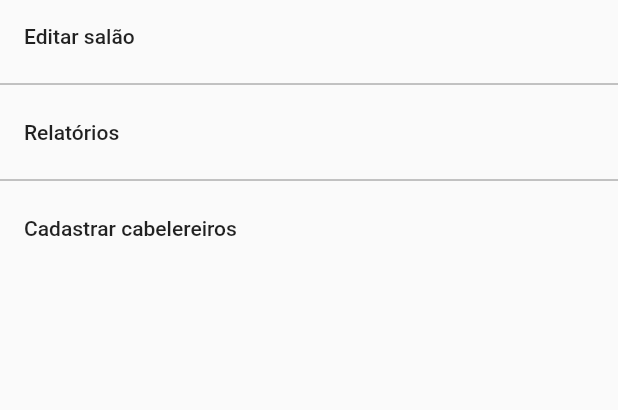
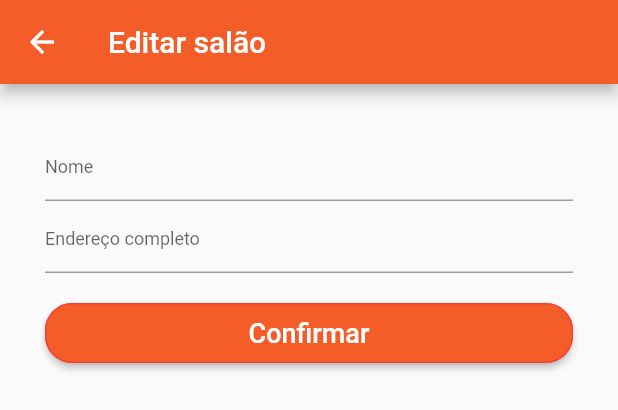
Before and after one commit to NikFG/Cortai, a Flutter app: the CreateSalaoTela widget shown alone on an empty page, opened directly, after a tap on "Editar salão", on a phone screen of 412 x 824 dp. Shown: the top 410 px of the screen. Run offline on Flutter 3.47's test engine with Material 2 defaults, Android fonts, the phone set to English and light mode, and no system bars; our stand-ins replace badges, carousel_slider, cloud_firestore, firebase_auth, firebase_messaging, firebase_storage and 5 more; missing offline and left inert: flutter_auth_buttons; accounts and stored records are empty; network calls fail.

Commit message:
Correções relacionadas ao horario nas functions e criar/editar salão

```diff
--- a/lib/Dados/salao_dados.dart
+++ b/lib/Dados/salao_dados.dart
@@ -16,7 +16,6 @@ class SalaoDados {
 
   Map<String, dynamic> toMap() {
     return {
-      "id": id,
       "nome": nome,
       "endereco": endereco,
     };
--- /dev/null
+++ b/lib/Telas/editar_salao_tela.dart
@@ -0,0 +1,136 @@
+import 'package:agendacabelo/Dados/salao_dados.dart';
+import 'package:agendacabelo/Telas/home_tela.dart';
+import 'package:cloud_firestore/cloud_firestore.dart';
+import 'package:flushbar/flushbar_helper.dart';
+import 'package:flutter/material.dart';
+
+class EditarSalao extends StatefulWidget {
+  final String salao;
+  final String usuario;
+
+  EditarSalao(this.usuario, this.salao);
+
+  @override
+  _EditarSalaoState createState() => _EditarSalaoState();
+}
+
+class _EditarSalaoState extends State<EditarSalao> {
+  final _formKey = GlobalKey<FormState>();
+  TextEditingController _nomeController = TextEditingController();
+  TextEditingController _enderecoController = TextEditingController();
+  SalaoDados dados = SalaoDados();
+
+  @override
+  Widget build(BuildContext context) {
+    verificaSalao();
+    return Scaffold(
+      appBar: AppBar(
+        title: Text("Editar salão"),
+        leading: IconButton(
+          icon: Icon(Icons.arrow_back),
+          onPressed: () => Navigator.of(context).pop,
+        ),
+      ),
+      body: Form(
+        key: _formKey,
+        child: ListView(
+          padding: EdgeInsets.all(30),
+          children: <Widget>[
+            TextFormField(
+              controller: _nomeController,
+              textCapitalization: TextCapitalization.words,
+              decoration: InputDecoration(
+                  hintText: 'Nome', hintStyle: TextStyle(fontSize: 12)),
+            ),
+            TextFormField(
+              controller: _enderecoController,
+              textCapitalization: TextCapitalization.sentences,
+              keyboardType: TextInputType.multiline,
+              autocorrect: true,
+              decoration: InputDecoration(
+                  hintText: 'Endereço completo',
+                  hintStyle: TextStyle(fontSize: 12)),
+            ),
+            SizedBox(
+              height: 20,
+            ),
+            SizedBox(
+              height: 40,
+              width: 20,
+              child: RaisedButton(
+                padding: EdgeInsets.all(8),
+                onPressed: () async {
+                  if (_formKey.currentState.validate()) {
+                    dados.nome = _nomeController.text;
+                    dados.endereco = _enderecoController.text;
+                    if (dados.id == null) {
+                      await Firestore.instance
+                          .collection('saloes')
+                          .add(dados.toMap())
+                          .then((doc) async {
+                        await FlushbarHelper.createSuccess(
+                          message: "Salão criado com sucesso",
+                        ).show(context);
+                        Firestore.instance
+                            .collection('usuarios')
+                            .document(widget.usuario)
+                            .updateData({'salao': widget.salao});
+                        Navigator.of(context).push(MaterialPageRoute(
+                            builder: (context) => HomeTela()));
+                      }).catchError((e) {
+                        FlushbarHelper.createError(
+                                message:
+                                    'Houve algum erro ao criar o salão\nTente novamente!!')
+                            .show(context);
+                      });
+                    } else {
+                      await Firestore.instance
+                          .collection('saloes')
+                          .document(dados.id)
+                          .updateData(dados.toMap())
+                          .then((doc) async {
+                        await FlushbarHelper.createSuccess(
+                          message: "Salão modificado com sucesso",
+                        ).show(context);
+                        Navigator.of(context).push(MaterialPageRoute(
+                            builder: (context) => HomeTela()));
+                      }).catchError((e) {
+                        FlushbarHelper.createError(
+                                message:
+                                    'Houve algum erro ao editar o salão\nTente novamente!!')
+                            .show(context);
+                      });
+                    }
+                  }
+                },
+                child: Text(
+                  "Confirmar",
+                  style: TextStyle(fontSize: 18),
+                ),
+                color: Theme.of(context).primaryColor,
+                textColor: Colors.white,
+                shape: RoundedRectangleBorder(
+                    borderRadius: BorderRadius.circular(18.0),
+                    side: BorderSide(color: Colors.red)),
+              ),
+            ),
+          ],
+        ),
+      ),
+    );
+  }
+
+  Future<Null> verificaSalao() async {
+    await Firestore.instance
+        .collection('saloes')
+        .document(widget.salao)
+        .get()
+        .then((doc) {
+      if (doc.data.length > 0) {
+        dados = SalaoDados.fromDocument(doc);
+        _nomeController.text = dados.nome;
+        _enderecoController.text = dados.endereco;
+      }
+    });
+  }
+}
--- a/lib/Telas/gerenciar_salao_tela.dart
+++ b/lib/Telas/gerenciar_salao_tela.dart
@@ -1,30 +1,47 @@
-
+import 'package:agendacabelo/Modelos/login_modelo.dart';
+import 'package:agendacabelo/Telas/editar_salao_tela.dart';
 import 'package:flutter/material.dart';
-
+import 'package:scoped_model/scoped_model.dart';
 
 class CreateSalaoTela extends StatelessWidget {
   @override
   Widget build(BuildContext context) {
+    return ScopedModel<LoginModelo>(
+      model: LoginModelo(),
+      child: ScopedModelDescendant<LoginModelo>(
+        builder: (context, child, model) {
           return Column(
             mainAxisAlignment: MainAxisAlignment.start,
             crossAxisAlignment: CrossAxisAlignment.start,
             children: <Widget>[
               FlatButton(
-          onPressed: (){},
-          child: Text("Editar salão"),
+                onPressed: () {
+                  Navigator.of(context).push(MaterialPageRoute(
+                      builder: (context) =>
+                          EditarSalao(model.dados['uid'], model.getSalao())));
+                },
+                child: model.getSalao() != null
+                    ? Text("Editar salão")
+                    : Text("Criar salão"),
               ),
-        Divider(color: Colors.black45,),
+              Divider(
+                color: Colors.black45,
+              ),
               FlatButton(
-          onPressed: (){},
+                onPressed: () {},
                 child: Text("Relatórios"),
               ),
-        Divider(color: Colors.black45,),
+              Divider(
+                color: Colors.black45,
+              ),
               FlatButton(
-          onPressed: (){},
+                onPressed: () {},
                 child: Text("Cadastrar cabelereiros"),
               ),
-
             ],
+          );
+        },
+      ),
     );
   }
 }
--- a/lib/Telas/salao_tela.dart
+++ b/lib/Telas/salao_tela.dart
@@ -8,7 +8,10 @@ class SalaoTela extends StatelessWidget {
   Widget build(BuildContext context) {
     return Material(
       child: FutureBuilder<QuerySnapshot>(
-        future: Firestore.instance.collection('saloes').getDocuments(),
+        future: Firestore.instance
+            .collection('saloes')
+            .orderBy('nome')
+            .getDocuments(),
         builder: (context, snapshot) {
           if (!snapshot.hasData) {
             return Center(
--- a/pubspec.yaml
+++ b/pubspec.yaml
@@ -40,7 +40,6 @@ dependencies:
   flutter_auth_buttons: ^0.8.0
   flutter_masked_text: ^0.7.0
   flutter_launcher_icons: ^0.7.4
-  flutter_multiselect: 0.0.1
   firebase_messaging: ^6.0.13
   image_picker: ^0.6.5+2
   firebase_storage: ^3.0.6
```
Also changed, not shown: lib/Telas/cadastro_tela.dart (+37 -12 lines), lib/Telas/criar_horario_tela.dart (+45 -0 lines), 1 other file. Lines whose indentation alone changed are shown as unchanged.
